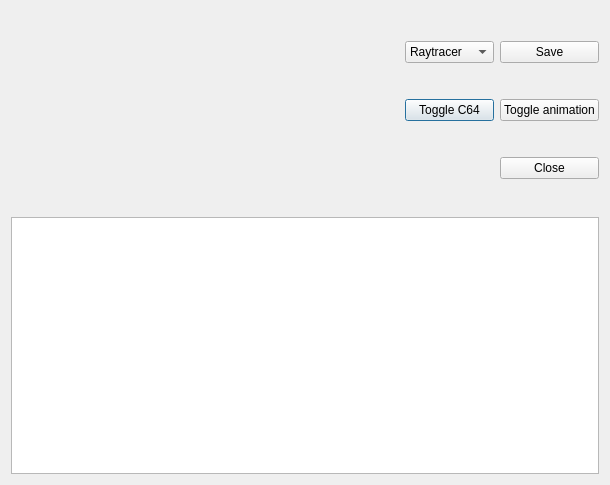
Old version of the form source/dialogeffects.ui in the repository leuat/TRSE.
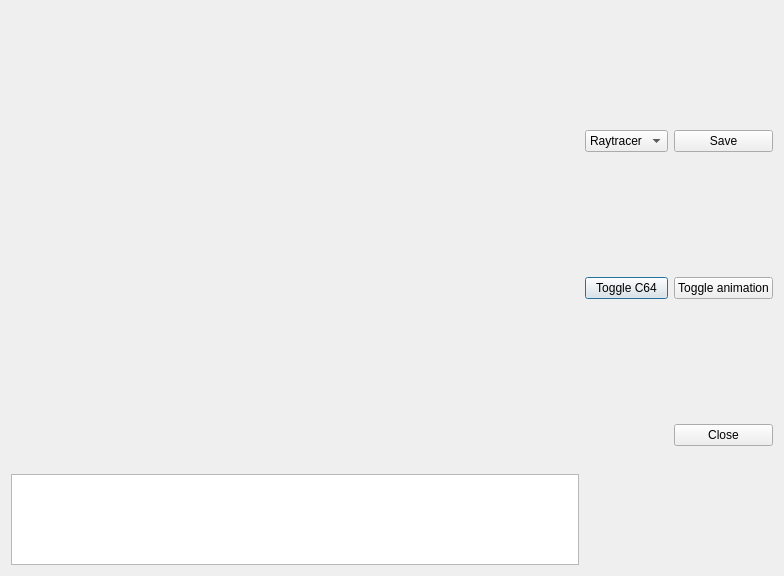
New version of the form.

Patch:
```diff
--- a/source/dialogeffects.ui
+++ b/source/dialogeffects.ui
@@ -6,8 +6,8 @@
    <rect>
     <x>0</x>
     <y>0</y>
-    <width>610</width>
-    <height>485</height>
+    <width>784</width>
+    <height>576</height>
    </rect>
   </property>
   <property name="maximumSize">
@@ -19,28 +19,16 @@
   <property name="windowTitle">
    <string>Dialog</string>
   </property>
-  <layout class="QVBoxLayout" name="verticalLayout_2">
-   <item>
-    <layout class="QVBoxLayout" name="verticalLayout" stretch="1,5">
+  <layout class="QGridLayout" name="gridLayout_2">
+   <item row="0" column="0">
+    <layout class="QVBoxLayout" name="verticalLayout" stretch="1,10,2">
      <item>
       <layout class="QGridLayout" name="glParams"/>
      </item>
      <item>
-      <layout class="QHBoxLayout" name="horizontalLayout_2" stretch="2,1">
+      <layout class="QHBoxLayout" name="horizontalLayout_2" stretch="2">
        <item>
         <widget class="QLabel" name="lblImage">
-         <property name="minimumSize">
-          <size>
-           <width>320</width>
-           <height>200</height>
-          </size>
-         </property>
-         <property name="maximumSize">
-          <size>
-           <width>800</width>
-           <height>600</height>
-          </size>
-         </property>
          <property name="text">
           <string/>
          </property>
@@ -49,7 +37,14 @@
          </property>
         </widget>
        </item>
+      </layout>
+     </item>
        <item>
+      <widget class="QTextBrowser" name="txtOutput"/>
+     </item>
+    </layout>
+   </item>
+   <item row="0" column="1">
         <layout class="QGridLayout" name="gridLayout">
          <item row="0" column="0">
           <widget class="QComboBox" name="comboBox">
@@ -101,13 +96,6 @@
           </widget>
          </item>
         </layout>
-       </item>
-      </layout>
-     </item>
-    </layout>
-   </item>
-   <item>
-    <widget class="QTextBrowser" name="txtOutput"/>
    </item>
   </layout>
  </widget>
```
Lines whose indentation alone changed are shown as unchanged.
